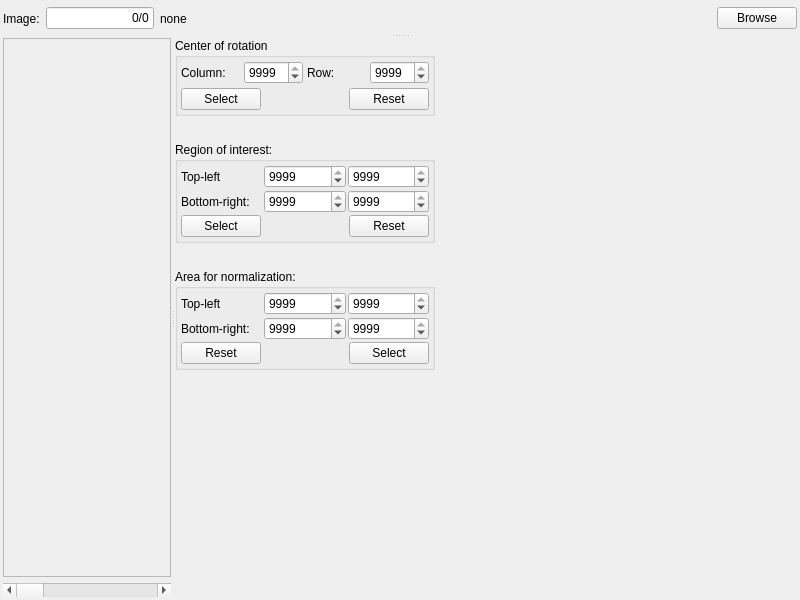
Old version of the form Code/Mantid/MantidQt/CustomInterfaces/inc/MantidQtCustomInterfaces/Tomography/ImageSelectCoRAndRegions.ui in the repository mantidproject/mantid.
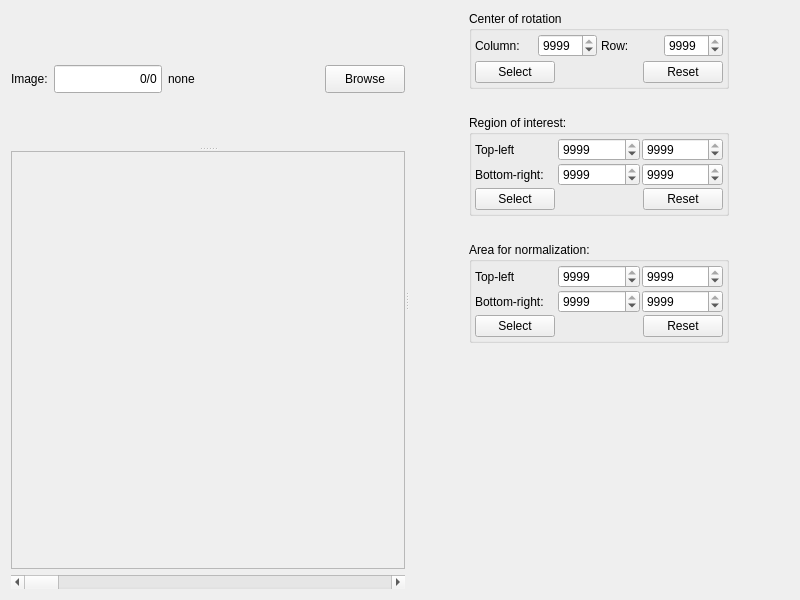
New version of the form.

Commit message: change splitters and layout, re #13140

Patch:
```diff
--- a/Code/Mantid/MantidQt/CustomInterfaces/inc/MantidQtCustomInterfaces/Tomography/ImageSelectCoRAndRegions.ui
+++ b/Code/Mantid/MantidQt/CustomInterfaces/inc/MantidQtCustomInterfaces/Tomography/ImageSelectCoRAndRegions.ui
@@ -20,27 +20,34 @@
    <string>Form</string>
   </property>
   <layout class="QGridLayout" name="gridLayout_5">
-   <property name="margin">
-    <number>3</number>
-   </property>
-   <property name="spacing">
-    <number>1</number>
-   </property>
    <item row="0" column="0">
-    <widget class="QSplitter" name="splitter_main_vertical">
+    <widget class="QSplitter" name="splitter_main_horiz">
+     <property name="orientation">
+      <enum>Qt::Horizontal</enum>
+     </property>
+     <widget class="QSplitter" name="splitter_img_vertical">
      <property name="orientation">
       <enum>Qt::Vertical</enum>
      </property>
      <widget class="QWidget" name="layoutWidget">
       <layout class="QHBoxLayout" name="horizontalLayout_4">
+        <property name="sizeConstraint">
+         <enum>QLayout::SetDefaultConstraint</enum>
+        </property>
        <item>
         <widget class="QLabel" name="label_img_seq">
          <property name="sizePolicy">
-          <sizepolicy hsizetype="Preferred" vsizetype="Minimum">
+           <sizepolicy hsizetype="Preferred" vsizetype="Fixed">
            <horstretch>0</horstretch>
            <verstretch>0</verstretch>
           </sizepolicy>
          </property>
+          <property name="minimumSize">
+           <size>
+            <width>0</width>
+            <height>28</height>
+           </size>
+          </property>
          <property name="text">
           <string>Image:</string>
          </property>
@@ -54,6 +61,12 @@
            <verstretch>0</verstretch>
           </sizepolicy>
          </property>
+          <property name="minimumSize">
+           <size>
+            <width>0</width>
+            <height>28</height>
+           </size>
+          </property>
          <property name="text">
           <string>0/0</string>
          </property>
@@ -68,11 +81,17 @@
        <item>
         <widget class="QLabel" name="label_img_name">
          <property name="sizePolicy">
-          <sizepolicy hsizetype="Preferred" vsizetype="Minimum">
+           <sizepolicy hsizetype="Preferred" vsizetype="Fixed">
            <horstretch>1</horstretch>
            <verstretch>0</verstretch>
           </sizepolicy>
          </property>
+          <property name="minimumSize">
+           <size>
+            <width>0</width>
+            <height>28</height>
+           </size>
+          </property>
          <property name="text">
           <string>none</string>
          </property>
@@ -80,6 +99,18 @@
        </item>
        <item>
         <widget class="QPushButton" name="pushButton_browse_img">
+          <property name="sizePolicy">
+           <sizepolicy hsizetype="Minimum" vsizetype="Fixed">
+            <horstretch>0</horstretch>
+            <verstretch>0</verstretch>
+           </sizepolicy>
+          </property>
+          <property name="minimumSize">
+           <size>
+            <width>0</width>
+            <height>28</height>
+           </size>
+          </property>
          <property name="text">
           <string>Browse</string>
          </property>
@@ -87,16 +118,6 @@
        </item>
       </layout>
      </widget>
-     <widget class="QSplitter" name="splitter_img_horiz">
-      <property name="sizePolicy">
-       <sizepolicy hsizetype="Expanding" vsizetype="Preferred">
-        <horstretch>1</horstretch>
-        <verstretch>0</verstretch>
-       </sizepolicy>
-      </property>
-      <property name="orientation">
-       <enum>Qt::Horizontal</enum>
-      </property>
       <widget class="QWidget" name="layoutWidget">
        <layout class="QVBoxLayout" name="verticalLayout_2">
         <property name="sizeConstraint">
@@ -118,8 +139,8 @@
             <rect>
              <x>0</x>
              <y>0</y>
-             <width>153</width>
-             <height>526</height>
+             <width>454</width>
+             <height>520</height>
             </rect>
            </property>
            <property name="sizePolicy">
@@ -133,8 +154,8 @@
              <widget class="QLabel" name="label_img">
               <property name="sizePolicy">
                <sizepolicy hsizetype="Expanding" vsizetype="Expanding">
-                <horstretch>2</horstretch>
-                <verstretch>2</verstretch>
+                <horstretch>3</horstretch>
+                <verstretch>3</verstretch>
                </sizepolicy>
               </property>
               <property name="text">
@@ -161,9 +182,13 @@
         </item>
        </layout>
       </widget>
+     </widget>
       <widget class="QWidget" name="layoutWidget_2">
-       <layout class="QVBoxLayout" name="verticalLayout">
-        <item>
+      <layout class="QGridLayout" name="gridLayout_6">
+       <property name="sizeConstraint">
+        <enum>QLayout::SetDefaultConstraint</enum>
+       </property>
+       <item row="0" column="0">
          <widget class="QGroupBox" name="groupBox_cor">
           <property name="sizePolicy">
            <sizepolicy hsizetype="Minimum" vsizetype="Minimum">
@@ -259,7 +284,7 @@
           </layout>
          </widget>
         </item>
-        <item>
+       <item row="1" column="0">
          <spacer name="verticalSpacer_2">
           <property name="orientation">
            <enum>Qt::Vertical</enum>
@@ -275,7 +300,7 @@
           </property>
          </spacer>
         </item>
-        <item>
+       <item row="2" column="0">
          <widget class="QGroupBox" name="groupBox_roi">
           <property name="sizePolicy">
            <sizepolicy hsizetype="Minimum" vsizetype="Minimum">
@@ -387,7 +412,7 @@
           </layout>
          </widget>
         </item>
-        <item>
+       <item row="3" column="0">
          <spacer name="verticalSpacer_3">
           <property name="orientation">
            <enum>Qt::Vertical</enum>
@@ -403,7 +428,7 @@
           </property>
          </spacer>
         </item>
-        <item>
+       <item row="4" column="0">
          <widget class="QGroupBox" name="groupBox_norm">
           <property name="sizePolicy">
            <sizepolicy hsizetype="Minimum" vsizetype="Minimum">
@@ -484,9 +509,9 @@
            <item row="2" column="0" colspan="3">
             <layout class="QHBoxLayout" name="horizontalLayout_8">
              <item>
-              <widget class="QPushButton" name="pushButton_3">
+             <widget class="QPushButton" name="pushButton_norm_area">
                <property name="text">
-                <string>Reset</string>
+               <string>Select</string>
                </property>
               </widget>
              </item>
@@ -504,9 +529,9 @@
               </spacer>
              </item>
              <item>
-              <widget class="QPushButton" name="pushButton_norm_area">
+             <widget class="QPushButton" name="pushButton_norm_reset">
                <property name="text">
-                <string>Select</string>
+               <string>Reset</string>
                </property>
               </widget>
              </item>
@@ -515,7 +540,7 @@
           </layout>
          </widget>
         </item>
-        <item>
+       <item row="5" column="0">
          <spacer name="verticalSpacer">
           <property name="orientation">
            <enum>Qt::Vertical</enum>
@@ -529,7 +554,6 @@
          </spacer>
         </item>
        </layout>
-      </widget>
      </widget>
     </widget>
    </item>
```
Left out of the diff: 4 changed lines with no effect on the pictures. Lines whose indentation alone changed are shown as unchanged. The commit also changes 1 other file.
